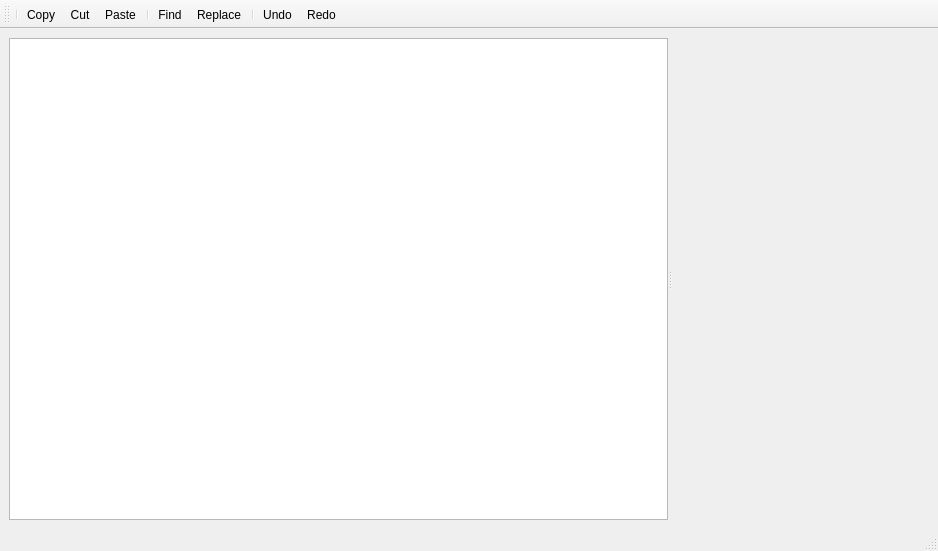
MansTomb/utext, file app/src/mainwindow.ui: the form before one commit.
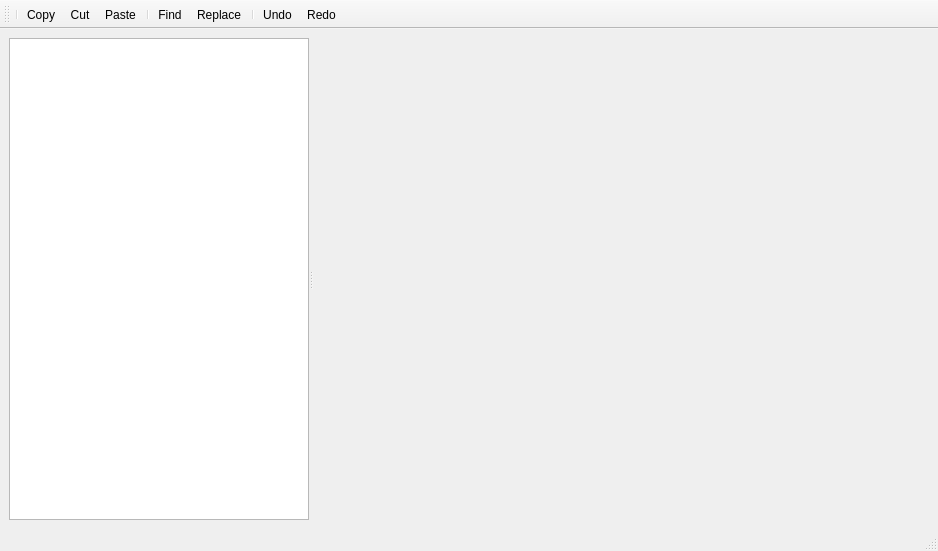
The form after the commit. Custom widgets are drawn as their Qt base class.

Commit message: add dirmodel file system and change size treeView

What changed in the file:
```diff
--- a/app/src/mainwindow.ui
+++ b/app/src/mainwindow.ui
@@ -28,11 +28,23 @@
       </property>
       <widget class="ProjectView" name="treeView">
        <property name="sizePolicy">
-        <sizepolicy hsizetype="Expanding" vsizetype="Expanding">
+        <sizepolicy hsizetype="MinimumExpanding" vsizetype="MinimumExpanding">
          <horstretch>0</horstretch>
          <verstretch>0</verstretch>
         </sizepolicy>
        </property>
+       <property name="minimumSize">
+        <size>
+         <width>200</width>
+         <height>0</height>
+        </size>
+       </property>
+       <property name="maximumSize">
+        <size>
+         <width>300</width>
+         <height>16777215</height>
+        </size>
+       </property>
        <property name="baseSize">
         <size>
          <width>0</width>
```
Left out of the diff: 4 changed lines with no effect on the pictures. The commit also changes 2 other files.
